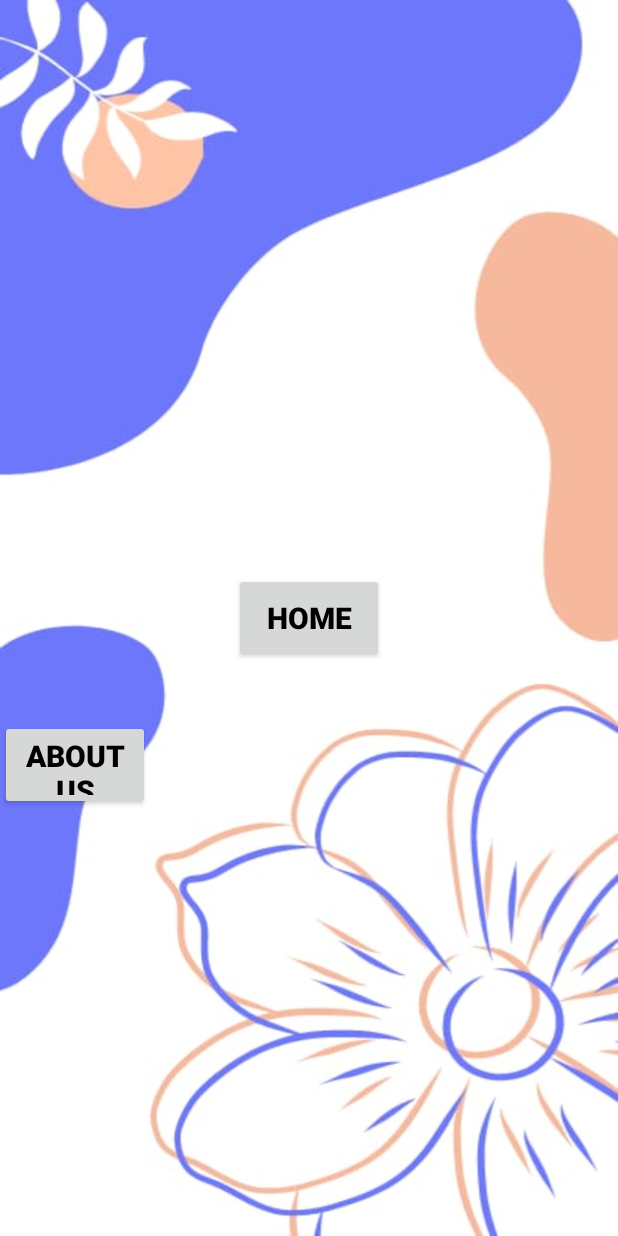
After one commit to chavandhananjayrajendra/DishaS, an Android app: the layout activity_start.xml on its own in the app's theme, with its tools: preview values and no code run, on a phone screen of 412 x 824 dp. The commit adds this screen. Run offline under Robolectric (Android 15) with nearby library versions, the phone set to English and light mode, and no system bars.

Commit message:
finished project 1-4-2023

```diff
--- a/app/src/main/java/com/example/dishas/MainActivity.java
+++ b/app/src/main/java/com/example/dishas/MainActivity.java
@@ -28,6 +28,7 @@ public class MainActivity extends AppCompatActivity implements View.OnClickListe
         D5.setOnClickListener((View.OnClickListener) this);
         D6.setOnClickListener((View.OnClickListener) this);
     }
+
     public void onClick(View view) {
         Intent i;
         switch (view.getId()) {
@@ -58,4 +59,5 @@ public class MainActivity extends AppCompatActivity implements View.OnClickListe
         }
 
 
+
     }}
--- /dev/null
+++ b/app/src/main/java/com/example/dishas/SplashActivity.java
@@ -0,0 +1,25 @@
+package com.example.dishas;
+
+import androidx.appcompat.app.AppCompatActivity;
+
+import android.content.Intent;
+import android.os.Bundle;
+import android.os.Handler;
+
+public class SplashActivity extends AppCompatActivity {
+    Handler h = new Handler();
+
+    @Override
+    protected void onCreate(Bundle savedInstanceState) {
+        super.onCreate(savedInstanceState);
+        setContentView(R.layout.activity_splash);
+        h.postDelayed(new Runnable() {
+            @Override
+            public void run() {
+                Intent i = new Intent(SplashActivity.this,StartActivity.class);
+                startActivity(i);
+                finish();
+            }
+        },5000);
+    }
+}
--- /dev/null
+++ b/app/src/main/res/layout/activity_start.xml
@@ -0,0 +1,38 @@
+<?xml version="1.0" encoding="utf-8"?>
+<RelativeLayout xmlns:android="http://schemas.android.com/apk/res/android"
+    xmlns:app="http://schemas.android.com/apk/res-auto"
+    xmlns:tools="http://schemas.android.com/tools"
+    android:layout_width="match_parent"
+    android:layout_height="match_parent"
+    android:background="@drawable/background"
+    tools:context=".StartActivity">
+
+    <Button
+        android:layout_width="100dp"
+        android:layout_height="60dp"
+        android:text="Home"
+        android:textColor="#000"
+        android:textSize="20sp"
+        android:textStyle="bold"
+        android:layout_centerHorizontal="true"
+        android:layout_centerVertical="true"
+        android:id="@+id/btn1"
+        android:onClick="btnHome">
+
+    </Button>
+
+    <Button
+        android:id="@+id/btn2"
+        android:layout_width="100dp"
+        android:layout_height="60dp"
+        android:layout_below="@id/btn1"
+        android:layout_marginTop="38dp"
+        android:text="About Us"
+        android:textColor="#000"
+        android:textSize="20sp"
+        android:textStyle="bold"
+        android:onClick="btnAboutUs" >
+
+    </Button>
+
+</RelativeLayout>
```
Also changed, not shown: app/src/main/AndroidManifest.xml (+10 -1 lines), app/src/main/java/com/example/dishas/StartActivity.java (added, +23 -0 lines), app/src/main/java/com/example/dishas/aboutus.java (added, +18 -0 lines), app/src/main/res/layout/activity_aboutus.xml (added, +15 -0 lines), app/src/main/res/layout/activity_splash.xml (added, +10 -0 lines), app/src/main/res/drawable-v24/background.png (added), app/src/main/res/drawable-v24/splash.png (added).
